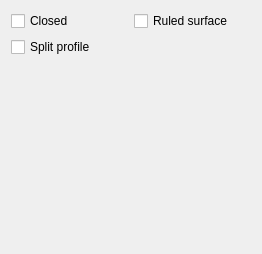
realthunder/FreeCAD, file src/Mod/PartDesign/Gui/TaskLoftParameters.ui: the form before one commit.
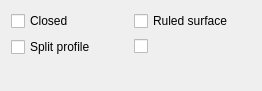
The form after the commit.

Commit message:
PD: export 'Linearize' option to task panel
For feature Pad/Pocket/Pipe/Loft

```diff
--- a/src/Mod/PartDesign/Gui/TaskLoftParameters.ui
+++ b/src/Mod/PartDesign/Gui/TaskLoftParameters.ui
@@ -7,7 +7,7 @@
     <x>0</x>
     <y>0</y>
     <width>262</width>
-    <height>254</height>
+    <height>91</height>
    </rect>
   </property>
   <property name="windowTitle">
@@ -15,29 +15,32 @@
   </property>
   <layout class="QVBoxLayout" name="verticalLayout_3">
    <item>
-    <layout class="QHBoxLayout" name="horizontalLayout">
-     <item>
+    <layout class="QGridLayout" name="gridLayout">
+     <item row="0" column="0">
       <widget class="QCheckBox" name="checkBoxClosed">
        <property name="text">
         <string>Closed</string>
        </property>
       </widget>
      </item>
-     <item>
+     <item row="0" column="1">
       <widget class="QCheckBox" name="checkBoxRuled">
        <property name="text">
         <string>Ruled surface</string>
        </property>
       </widget>
      </item>
-    </layout>
-   </item>
-   <item>
+     <item row="1" column="0">
     <widget class="QCheckBox" name="checkBoxSplitProfile">
      <property name="text">
       <string>Split profile</string>
      </property>
     </widget>
+     </item>
+     <item row="1" column="1">
+      <widget class="QCheckBox" name="checkBoxLinearize"/>
+     </item>
+    </layout>
    </item>
    <item>
     <spacer name="verticalSpacer">
```
Lines whose indentation alone changed are shown as unchanged. The commit also changes 8 other files.
